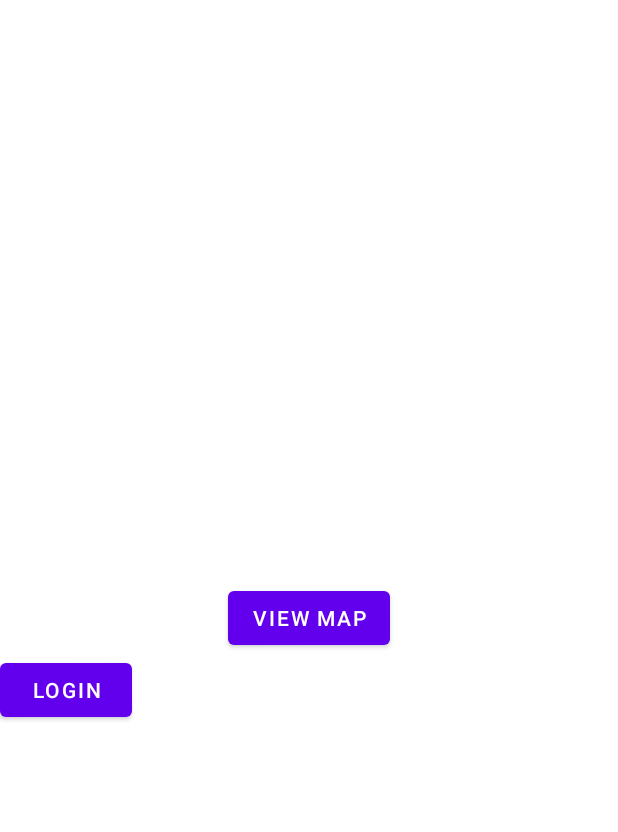
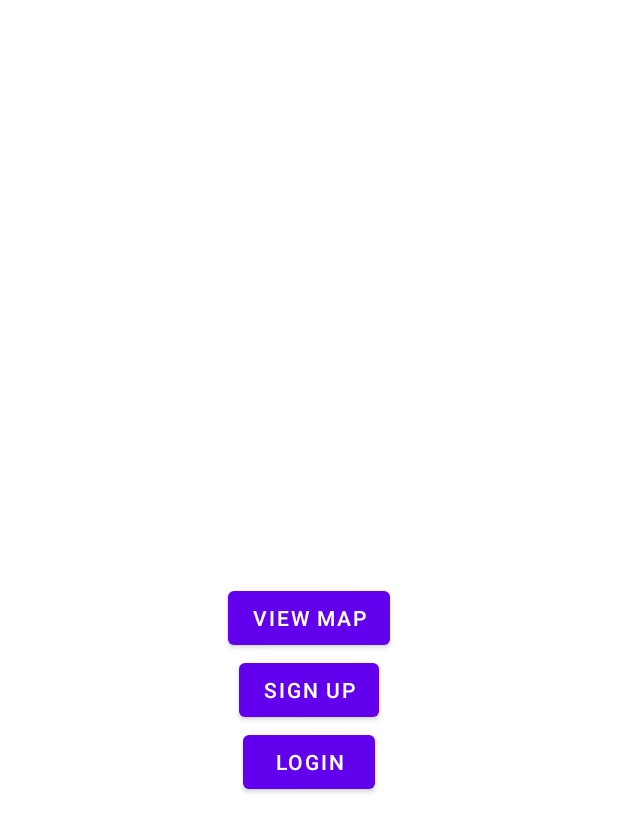
Before and after one commit to Nevin456/Inte, an Android app: the layout activity_main.xml on its own in the app's theme, with its tools: preview values and no code run, on a phone screen of 412 x 824 dp. Shown: the top 832 px of the screen. Run offline under Robolectric (Android 15) with nearby library versions, the phone set to English and light mode, and no system bars.

Commit message:
Main edited

```diff
--- a/app/src/main/res/layout/activity_main.xml
+++ b/app/src/main/res/layout/activity_main.xml
@@ -24,6 +24,19 @@
         tools:layout_editor_absoluteX="154dp"
         tools:layout_editor_absoluteY="282dp"
         android:layout_centerVertical="true"
+        android:layout_centerHorizontal="true"
+        android:layout_below="@id/SignUp"
+        android:clickable="true"
+        android:onClick="onClick"
+        tools:ignore="OnClick" />
+
+    <Button
+        android:id="@+id/SignUp"
+        android:layout_width="wrap_content"
+        android:layout_height="wrap_content"
+        android:text="Sign Up"
+        android:layout_centerVertical="true"
+        android:layout_centerHorizontal="true"
         android:layout_below="@id/button"/>
 
 </RelativeLayout>
```
Also changed, not shown: app/src/main/AndroidManifest.xml (+10 -1 lines), app/src/main/java/com/example/smarttrashcanmap/Main.java (+24 -27 lines).
